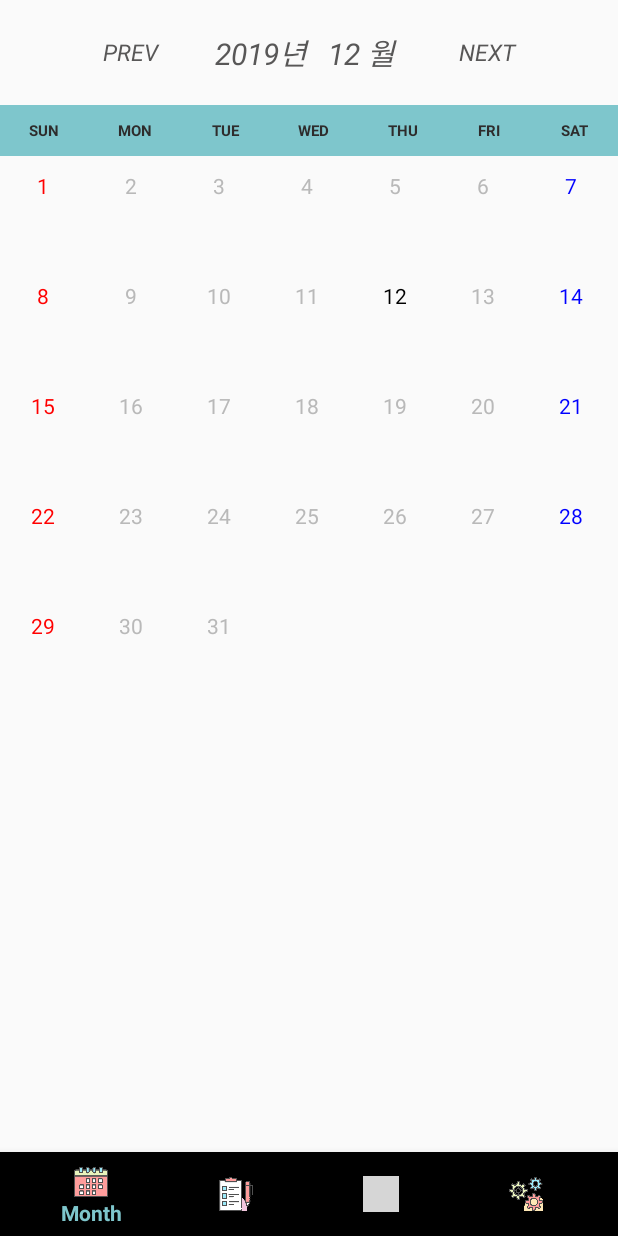
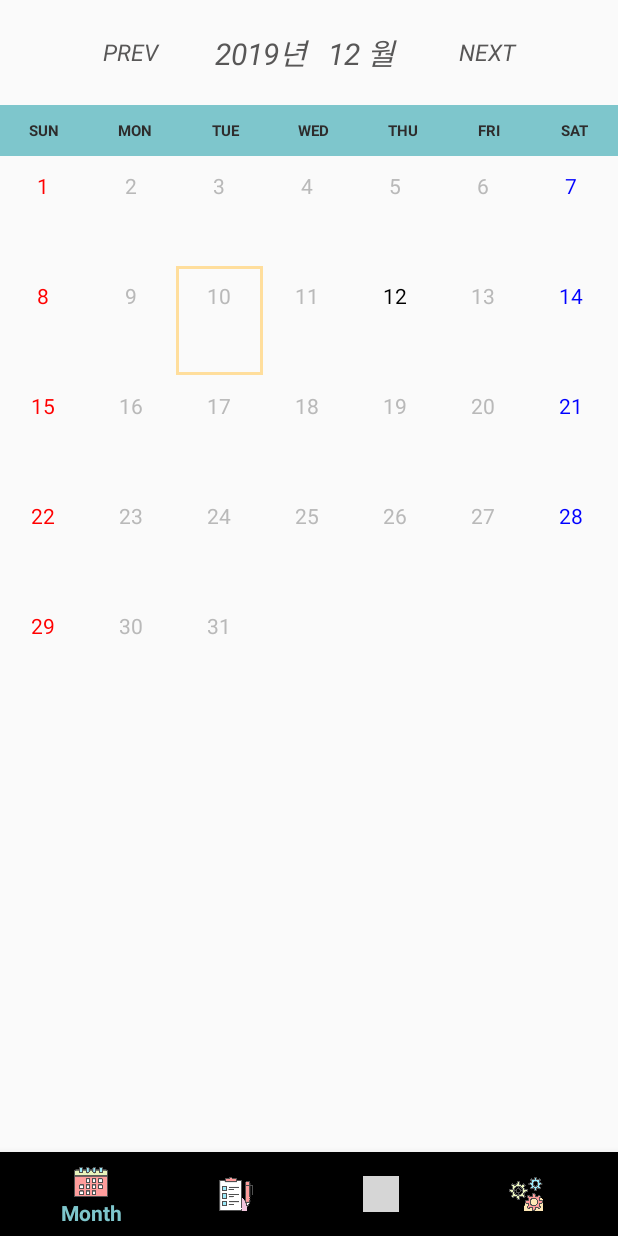
Before and after one commit to xim3739/HouseHolderProject, an Android app: the screen it shows after launch (MainActivity), after a tap on "10", on a phone screen of 412 x 824 dp. Run offline under Robolectric (Android 15) with nearby library versions, the light colour scheme and no system bars; libraries missing offline, so code that uses them is left out: com.daimajia.swipe, com.github.mikephil.charting, net.daum.android; grey boxes are pictures that could not be loaded.

Commit message:
사용자가 날짜를 클릭하면 클릭 한 날짜에 xml도형을 뿌려준다

```diff
--- a/app/src/main/java/com/example/householderproject/adapter/CalendarListAdapter.java
+++ b/app/src/main/java/com/example/householderproject/adapter/CalendarListAdapter.java
@@ -27,7 +27,6 @@ public class CalendarListAdapter extends BaseAdapter {
     private int layoutID;
     //어뎁터가 어디서 사용될지 알아야 한다
     private Context context;
-    private SwipeLayout swipe_sample1;
 
 
     public CalendarListAdapter(ArrayList<CalendarListData> list, int layoutID, Context context) {
@@ -54,9 +53,7 @@ public class CalendarListAdapter extends BaseAdapter {
 
     @Override
     public View getView(int position, View convertView, final ViewGroup parent) {
-        if (convertView == null) {
-            convertView = inflater.inflate(layoutID, null);
-        }
+        if (convertView == null) { convertView = inflater.inflate(layoutID, null); }
 
         ImageView listImgView = convertView.findViewById(R.id.listImgView);
         TextView listTextViewRdo = convertView.findViewById(R.id.listTextViewRdo);
@@ -69,21 +66,15 @@ public class CalendarListAdapter extends BaseAdapter {
             listImgView.setImageResource(R.mipmap.expenditure);
         }*/
 
-        if(list.get(position).getDetail().equals("수입")){
-
-            listImgView.setImageResource(R.mipmap.income);
-
-        }else {
-
-            listImgView.setImageResource(R.mipmap.expenditure);
-
-        }
+        if(list.get(position).getDetail().equals("수입")){ listImgView.setImageResource(R.mipmap.income);
+        }else { listImgView.setImageResource(R.mipmap.expenditure); }
 
         listTextViewRdo.setText(list.get(position).getDetail());
         listTextViewCombo.setText(list.get(position).getCategory());
         listTextViewEdt.setText(list.get(position).getCredit());
 
         listTextViewCombo.setTag(position);
+        //리스트를 클릭하면 클릭한 효과를 흰색으로 준다
         convertView.setOnClickListener(new View.OnClickListener() {
             @Override
             public void onClick(View v) {
@@ -92,7 +83,6 @@ public class CalendarListAdapter extends BaseAdapter {
                 v.startAnimation(animation);
             }
         });
-
         return convertView;
     }
 }
--- a/app/src/main/java/com/example/householderproject/adapter/MonthAdapter.java
+++ b/app/src/main/java/com/example/householderproject/adapter/MonthAdapter.java
@@ -22,6 +22,7 @@ import com.example.householderproject.util.DBHelper;
 
 import java.util.ArrayList;
 import java.util.Calendar;
+import java.util.Date;
 
 public class MonthAdapter extends BaseAdapter {
 
@@ -38,19 +39,30 @@ public class MonthAdapter extends BaseAdapter {
     public int selectedPosition = -1;//명시적 초기값 = -1
     public ArrayList<CalendarListData> list = new ArrayList<>();
     private int day;
+    private int month;
+    private int year;
+
+    int selectedposition = -1;
 
     public MonthAdapter() {
     }
 
-    public MonthAdapter(Context mContext) {
+    public MonthAdapter(Context mContext, int position) {
+        //달력을 계산할 내용으로 셋팅진행
         this.mContext = mContext;
-        //달력을 계산할 내용으로 셋팅진행
+        //-1값을 준다
+        selectedPosition = -1;
         init();
     }
 
     public MonthAdapter(Context context, AttributeSet attributeSet) {
         mContext = context;
         init();
+    }
+
+    public void setSelectedPosition(int position) {
+        selectedPosition = position;
+        notifyDataSetChanged();
     }
 
 
@@ -79,6 +91,7 @@ public class MonthAdapter extends BaseAdapter {
         TextView txtDate = (TextView) convertView.findViewById(R.id.txtDate);
         ImageView image1 = (ImageView) convertView.findViewById(R.id.image1);
 
+        //현재 위치에 값이 없을때 이미지는 보여주지 않음 == 1~30,30을 표현 해주는 값
         if (items[position].getDayValue() == 0) {
             txtDate.setText("");
             image1.setVisibility(View.INVISIBLE);
@@ -96,32 +109,40 @@ public class MonthAdapter extends BaseAdapter {
                 String databaseCoinfilter = cursor.getColumnName(3);
                 list.add(new MyList_Data(databaseDate,databaseCoinrdo,databaseCoinedttxt,databaseCoinfilter));
             }*/
+            //해당하는 날짜에 값이 생기면 이미지를 보여주는 여부
             if (cursor.getCount() != 0) {
                 image1.setVisibility(View.VISIBLE);
             } else {
                 image1.setVisibility(View.INVISIBLE);
             }
-
             cursor.close();
             sqlDB.close();
 
             txtDate.setText(String.valueOf(items[position].getDayValue()));
         }
+
         int columnIndex = position % 7;
-
+        //컬럼 인덱스가 0일때 일요일에 해당
         if (columnIndex == 0) {
             txtDate.setTextColor(Color.RED);
+            //컬럼인덱스가 6일때 토요일에 해당
         } else if (columnIndex == 6) {
             txtDate.setTextColor(Color.BLUE);
+            //컬럼 인덱스가 그외의 값이면 월요일부터 금요일까지를 가르킴
         } else {
             txtDate.setTextColor(mContext.getResources().getColor(R.color.customGray));
         }
-        if (day == items[position].getDayValue()) {
-             txtDate.setTextColor(mContext.getResources().getColor(R.color.customDark));
+        //현재 날짜에 진하게 글씨 표현 하기
+        if ((day == items[position].getDayValue()) && (month==mCalender.get(Calendar.MONTH))&&(year ==mCalender.get(Calendar.YEAR))) {
+            txtDate.setTextColor(mContext.getResources().getColor(R.color.customDark));
             /*txtDate.setTypeface(null, Typeface.BOLD);*/
         }
-
-
+        //현재 보여주는 창에서 비교해준다
+        if (items[position].getDayValue() == 0) {
+            return convertView;
+        } else {
+            convertView.setActivated(selectedPosition != -1 && position == selectedPosition);
+        }
 
         return convertView;
     }
@@ -136,6 +157,9 @@ public class MonthAdapter extends BaseAdapter {
         //더 정확한 현재 날짜를 가져옴
         mCalender.setTimeInMillis(System.currentTimeMillis());
         day = mCalender.get(Calendar.DAY_OF_MONTH);
+        month = mCalender.get(Calendar.MONTH);
+        year = mCalender.get(Calendar.YEAR);
+
         //11월달, 1일~30일 1일 = 금요일, 달력의 시작점(우리나라 = 일요일 부터 시작)
         //년도, 월, 마지막일(윤년), 1일 -> 요일위치, 달력위치(월,일,토 중 선택);
         recalculate();
@@ -273,10 +297,4 @@ public class MonthAdapter extends BaseAdapter {
         resetDayNumbers();
         selectedPosition = -1;
     }
-
-    private int getSelectedPosition() {
-        this.selectedPosition = selectedPosition;
-        return selectedPosition;
-    }
-
 }
--- a/app/src/main/java/com/example/householderproject/fragment/Fragment1.java
+++ b/app/src/main/java/com/example/householderproject/fragment/Fragment1.java
@@ -26,6 +26,7 @@ import androidx.fragment.app.Fragment;
 import com.example.householderproject.R;
 import com.example.householderproject.adapter.CalendarListAdapter;
 import com.example.householderproject.adapter.MonthAdapter;
+import com.example.householderproject.calendar.MonthItemView;
 import com.example.householderproject.model.CalendarListData;
 import com.example.householderproject.model.MonthItem;
 import com.example.householderproject.util.DBHelper;
@@ -40,14 +41,15 @@ import static com.example.householderproject.MainActivity.myContext;
 
 public class Fragment1 extends Fragment implements View.OnClickListener, AdapterView.OnItemClickListener, AdapterView.OnItemLongClickListener {
 
-    private TextView btPrevious, btNext;
+    private TextView btPrevious, btNext, txtDate;
     private GridView gridViewCalendar;
     private TextView textViewYear;
     private ListView listView;
     private View view;
     private String str;
     private String currentDate;
-    private boolean check;
+    private int selectedposition;
+    /*  public static int selectedposition;*/
 
     private CalendarListAdapter calendarListAdapter;
     private ArrayList<CalendarListData> calendarList = new ArrayList<>();
@@ -55,7 +57,7 @@ public class Fragment1 extends Fragment implements View.OnClickListener, Adapter
 
     public static SQLiteDatabase sqlDB;
     public static DBHelper dbHelper;
-    public static int seleteposition;
+
 
     @Nullable
     @Override
@@ -73,7 +75,7 @@ public class Fragment1 extends Fragment implements View.OnClickListener, Adapter
 
 
         //1.어뎁터를 생성
-        monthAdapter = new MonthAdapter(myContext);
+        monthAdapter = new MonthAdapter(myContext, selectedposition);
         gridViewCalendar.setAdapter(monthAdapter);
         setYearMonth();
 
@@ -119,16 +121,12 @@ public class Fragment1 extends Fragment implements View.OnClickListener, Adapter
 
     @Override
     public void onItemClick(AdapterView<?> parent, View view, int position, long id) {
-        seleteposition = position;
         MonthItem curItem = (MonthItem) monthAdapter.getItem(position);
+        currentDate = String.valueOf(monthAdapter.curYear) + (monthAdapter.curMonth + 1);
+        //어뎁터에 있는 위치의 값을 가져와 현재 위치에 넣어준다
+        monthAdapter.setSelectedPosition(position);
+        monthAdapter.notifyDataSetChanged();
 
-        currentDate = String.valueOf(monthAdapter.curYear) + (monthAdapter.curMonth + 1);
-
-        if(view.isSelected()){
-            view.setBackgroundResource(R.drawable.custom);
-        }else {
-            view.setBackgroundResource(0);
-        }
         if (curItem.getDayValue() != 0) {
             dbHelper = new DBHelper(myContext);
             sqlDB = dbHelper.getReadableDatabase();
--- a/app/src/main/java/com/example/householderproject/model/MonthItem.java
+++ b/app/src/main/java/com/example/householderproject/model/MonthItem.java
@@ -3,6 +3,20 @@ package com.example.householderproject.model;
 public class MonthItem {
 
     private int dayValue;
+    private int monthValue;
+
+    public MonthItem(int dayValue, int monthValue) {
+        this.dayValue = dayValue;
+        this.monthValue = monthValue;
+    }
+
+    public int getMonthValue() {
+        return monthValue;
+    }
+
+    public void setMonthValue(int monthValue) {
+        this.monthValue = monthValue;
+    }
 
     public MonthItem() {
     }
--- a/app/src/main/res/drawable/custom.xml
+++ b/app/src/main/res/drawable/custom.xml
@@ -1,26 +1,23 @@
 <?xml version="1.0" encoding="utf-8"?>
-<shape xmlns:android="http://schemas.android.com/apk/res/android"
-    android:shape="rectangle">
-
-    <corners
-        android:bottomRightRadius="0dp"
-        android:radius="0dp"/>
-
-    <!--  6  -->
-    <gradient
-        android:angle="135"
-        android:endColor="#0080D8FF"
-        android:startColor="#00AEBAF8" />
-
-    <size
-        android:width="15dp"
-        android:height="15dp" />
-
-    <!--Use android:dashWidth="2dp" and android:dashGap="2dp"
-    to add dashes to your stroke-->
-    <stroke
-        android:width="2dp"
-        android:color="#FFDE9C" />
-
-
-</shape>
+<selector xmlns:android="http://schemas.android.com/apk/res/android">
+    <!--사용자가 누른 날짜에 xml을 주는것-->
+        <item android:state_activated="true">
+        <!--image대신 직접 selector를 그리겠다고 선언한다. -->
+        <shape android:shape="rectangle">
+            <!--각 모서리의 라운드 처리 - 값이 클수록 라운드의 각이 커진다.-->
+            <gradient android:angle="135" android:endColor="#0080D8FF" android:startColor="#00AEBAF8" />
+            <!-- width = 테두리 선의 굴기, color = 테두리 선의 색을 정의한다.-->
+            <stroke android:width="2dp" android:color="#FFDE9C" />
+            <size android:width="15dp" android:height="15dp" />
+            <corners android:bottomRightRadius="0dp" android:radius="0dp" />
+        </shape>
+    </item>
+    <item android:state_activated="false">
+        <shape>
+            <gradient android:angle="135" android:endColor="#0080D8FF" android:startColor="#00AEBAF8" />
+            <!-- width = 테두리 선의 굴기, color = 테두리 선의 색을 정의한다.-->
+            <stroke android:width="0dp" android:color="#84FFFF" />
+            <corners android:bottomRightRadius="0dp" android:radius="0dp"  />
+        </shape>
+    </item>
+</selector>
--- a/app/src/main/res/layout/calendar_inner_view_holder.xml
+++ b/app/src/main/res/layout/calendar_inner_view_holder.xml
@@ -3,7 +3,8 @@
     android:layout_width="wrap_content"
     android:layout_height="wrap_content"
     android:gravity="center"
-    android:orientation="vertical">
+    android:orientation="vertical"
+    android:background="@drawable/custom">
 
 
     <TextView
--- a/app/src/main/res/layout/fragment1.xml
+++ b/app/src/main/res/layout/fragment1.xml
@@ -127,6 +127,7 @@
         </LinearLayout>
 
         <GridView
+            android:listSelector="@drawable/custom"
             android:id="@+id/gvCalender"
             android:layout_width="match_parent"
             android:layout_height="match_parent"
```
Also changed, not shown: app/src/main/res/drawable/haert.png (added).
